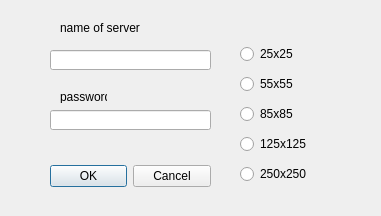
The window that game/UI_layout/dialog_server.ui (Dimitrius-dev/Pixel_art_online) describes before a commit, drawn with Qt 5.
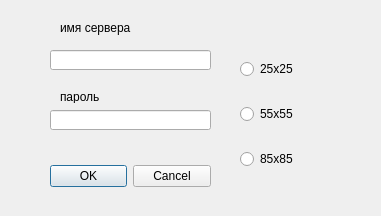
The same window after the commit.

Patch:
```diff
--- a/game/UI_layout/dialog_server.ui
+++ b/game/UI_layout/dialog_server.ui
@@ -59,7 +59,7 @@
     </rect>
    </property>
    <property name="text">
-    <string>name of server</string>
+    <string>имя сервера</string>
    </property>
   </widget>
   <widget class="QLabel" name="label_2">
@@ -72,7 +72,7 @@
     </rect>
    </property>
    <property name="text">
-    <string>password</string>
+    <string>пароль</string>
    </property>
   </widget>
   <widget class="QWidget" name="verticalLayoutWidget">
@@ -106,20 +106,6 @@
       </property>
      </widget>
     </item>
-    <item>
-     <widget class="QRadioButton" name="radioButton_125">
-      <property name="text">
-       <string>125x125</string>
-      </property>
-     </widget>
-    </item>
-    <item>
-     <widget class="QRadioButton" name="radioButton_250">
-      <property name="text">
-       <string>250x250</string>
-      </property>
-     </widget>
-    </item>
    </layout>
   </widget>
  </widget>
```
